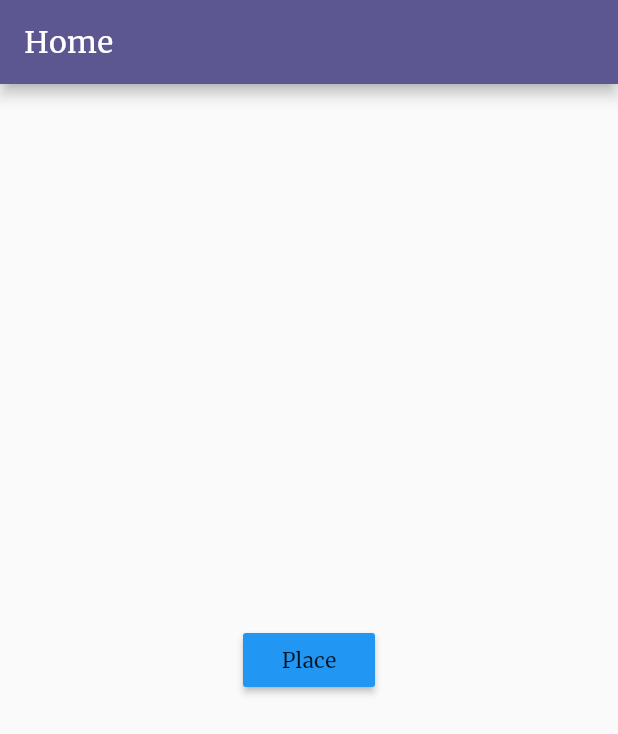
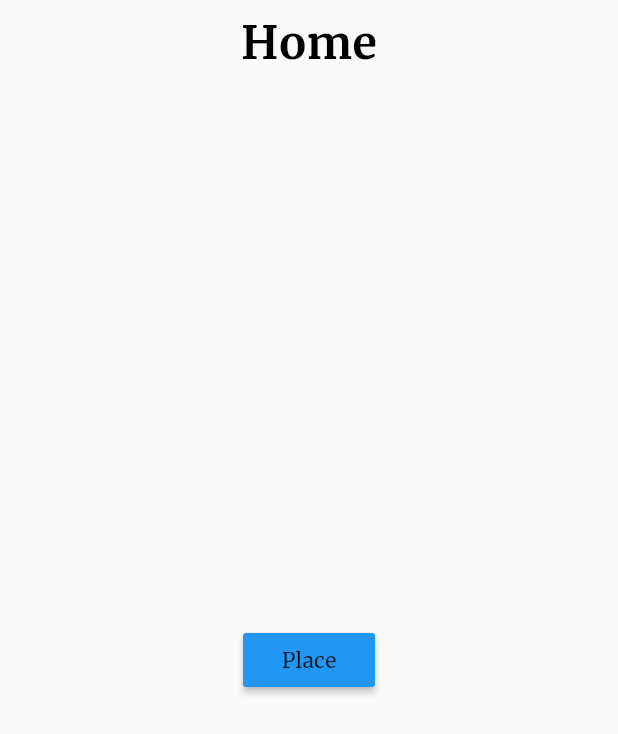
Before and after one commit to GuillermoPerez32/fortour, a Flutter app: the screen it shows after launch, after a tap on "Vámonos", on a phone screen of 412 x 824 dp. Shown: the top 734 px of the screen. Run offline on Flutter 3.47's test engine with Material 2 defaults, Android fonts, the phone set to English and light mode, and no system bars; our stand-ins replace firebase_core; accounts and stored records are empty.

Commit message:
Feat: Golbal appbar theme

```diff
--- a/lib/src/app.dart
+++ b/lib/src/app.dart
@@ -1,4 +1,5 @@
 import 'package:flutter/material.dart';
+
 import 'package:fortour/src/core/routes.dart';
 import 'package:fortour/src/ui/pages/welcome.dart';
 
@@ -14,6 +15,17 @@ class MyApp extends StatelessWidget {
           seedColor: const Color(0XFF6A62B7),
         ),
         fontFamily: 'Merriweather',
+        appBarTheme: const AppBarTheme(
+          centerTitle: true,
+          color: Colors.transparent,
+          shadowColor: Colors.transparent,
+          titleTextStyle: TextStyle(
+            fontSize: 30,
+            fontWeight: FontWeight.bold,
+            color: Colors.black,
+            fontFamily: 'Merriweather',
+          ),
+        ),
       ),
       initialRoute: WelcomePage.name,
       routes: routes,
```
